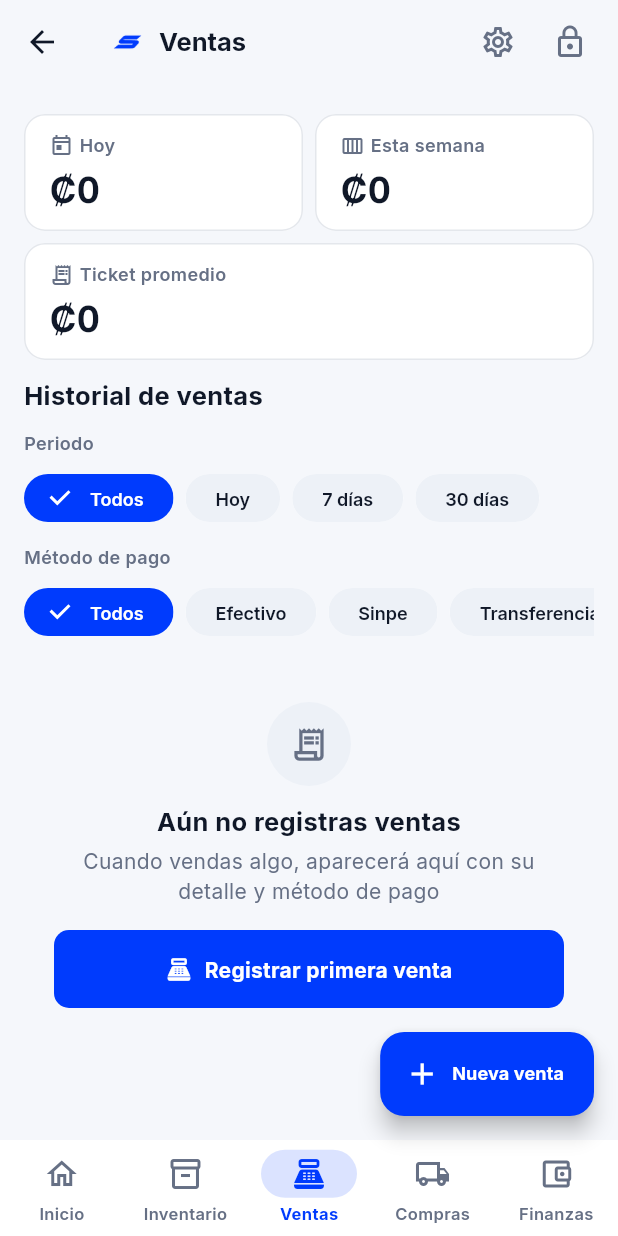
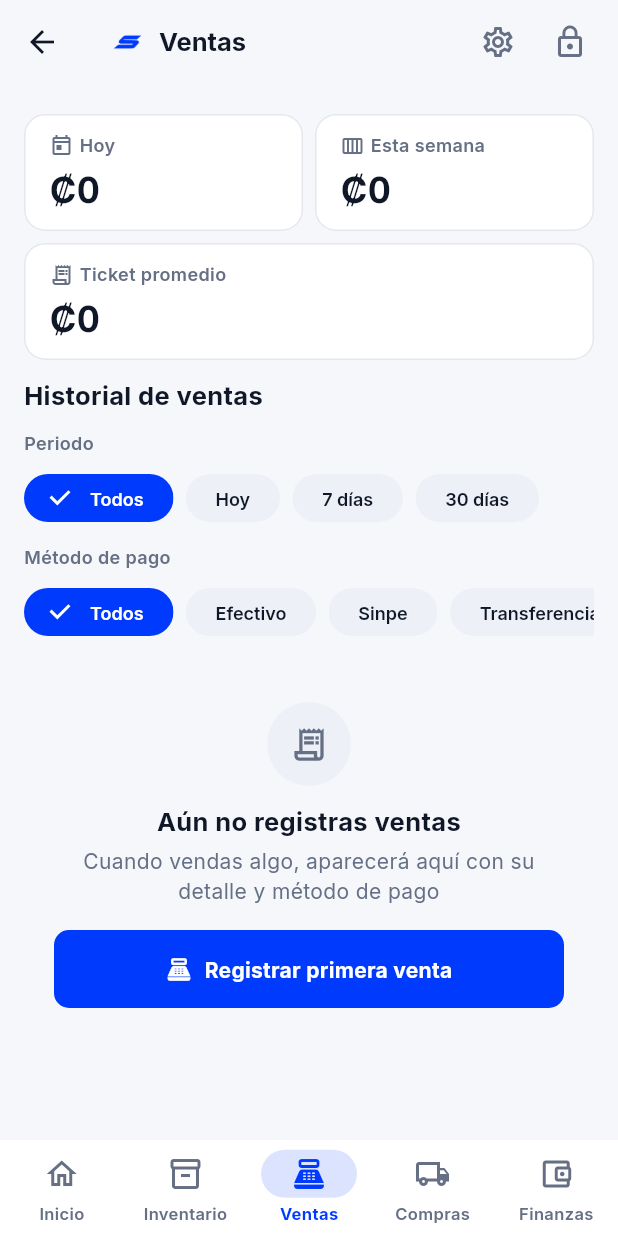
Before and after one commit to KevinRiveraRamirez/spicyApp, a Flutter app: the SpicyAppShell screen opened directly with empty values, after a tap on "Nueva venta", on a phone screen of 412 x 824 dp. Run offline on Flutter 3.47's test engine with Material 3 defaults, Android fonts, the phone set to English and light mode, and no system bars; our stand-ins replace fl_chart, flutter_secure_storage, google_fonts, local_auth, supabase_flutter; accounts and stored records are empty.

Commit message:
Fix: CTA duplicados y overflow de selector de semanas/KPI Finanzas

```diff
--- a/frontend/lib/features/finance/finance_screen.dart
+++ b/frontend/lib/features/finance/finance_screen.dart
@@ -131,28 +131,54 @@ class FinanceScreenState extends State<FinanceScreen> {
     final width = MediaQuery.sizeOf(context).width;
     final isWide = width >= AppSizes.breakpointTablet;
 
-    final metrics = [
-      MetricCard(label: 'Ingresos · 30d', value: Formatters.money(rev), icon: Icons.trending_up_outlined, valueColor: c.success, width: isWide ? null : 150),
-      MetricCard(label: 'Gastos · 30d', value: Formatters.money(exp + purch), icon: Icons.trending_down_outlined, valueColor: c.danger, width: isWide ? null : 150),
-      MetricCard(
-        label: 'Utilidad neta',
-        value: Formatters.money(profit),
-        icon: Icons.account_balance_wallet_outlined,
-        valueColor: profit >= 0 ? c.success : c.danger,
-        width: isWide ? null : 150,
-      ),
-    ];
+    Widget metricCard(String label, String value, IconData icon, Color? valueColor, {double? width}) {
+      return MetricCard(label: label, value: value, icon: icon, valueColor: valueColor, width: width);
+    }
 
+    // Grilla responsive: 3 columnas en tablet/escritorio; en móvil, 2
+    // columnas con "Utilidad neta" a ancho completo en la 2da fila (o 1
+    // columna si la pantalla es muy angosta) — nunca 3 tarjetas de ancho
+    // fijo apretadas en un scroll que corta la última.
     final metricsRow = isWide
-        ? Row(children: [for (int i = 0; i < metrics.length; i++) ...[if (i > 0) const SizedBox(width: AppSpacing.md), Expanded(child: metrics[i])]])
-        : SizedBox(
-            height: 108,
-            child: ListView.separated(
-              scrollDirection: Axis.horizontal,
-              itemCount: metrics.length,
-              separatorBuilder: (_, __) => const SizedBox(width: AppSpacing.sm),
-              itemBuilder: (_, i) => metrics[i],
-            ),
+        ? Row(
+            children: [
+              Expanded(child: metricCard('Ingresos · 30d', Formatters.money(rev), Icons.trending_up_outlined, c.success)),
+              const SizedBox(width: AppSpacing.md),
+              Expanded(child: metricCard('Gastos · 30d', Formatters.money(exp + purch), Icons.trending_down_outlined, c.danger)),
+              const SizedBox(width: AppSpacing.md),
+              Expanded(child: metricCard('Utilidad neta', Formatters.money(profit), Icons.account_balance_wallet_outlined, profit >= 0 ? c.success : c.danger)),
+            ],
+          )
+        : LayoutBuilder(
+            builder: (context, constraints) {
+              if (constraints.maxWidth < 340) {
+                return Column(
+                  children: [
+                    metricCard('Ingresos · 30d', Formatters.money(rev), Icons.trending_up_outlined, c.success, width: constraints.maxWidth),
+                    const SizedBox(height: AppSpacing.sm),
+                    metricCard('Gastos · 30d', Formatters.money(exp + purch), Icons.trending_down_outlined, c.danger, width: constraints.maxWidth),
+                    const SizedBox(height: AppSpacing.sm),
+                    metricCard('Utilidad neta', Formatters.money(profit), Icons.account_balance_wallet_outlined, profit >= 0 ? c.success : c.danger,
+                        width: constraints.maxWidth),
+                  ],
+                );
+              }
+              final halfWidth = (constraints.maxWidth - AppSpacing.sm) / 2;
+              return Column(
+                children: [
+                  Row(
+                    children: [
+                      metricCard('Ingresos · 30d', Formatters.money(rev), Icons.trending_up_outlined, c.success, width: halfWidth),
+                      const SizedBox(width: AppSpacing.sm),
+                      metricCard('Gastos · 30d', Formatters.money(exp + purch), Icons.trending_down_outlined, c.danger, width: halfWidth),
+                    ],
+                  ),
+                  const SizedBox(height: AppSpacing.sm),
+                  metricCard('Utilidad neta', Formatters.money(profit), Icons.account_balance_wallet_outlined, profit >= 0 ? c.success : c.danger,
+                      width: constraints.maxWidth),
+                ],
+              );
+            },
           );
 
     Widget movementsList;
@@ -191,18 +217,25 @@ class FinanceScreenState extends State<FinanceScreen> {
       );
     }
 
+    final hasAnyMovement = app.sales.isNotEmpty || app.purchases.isNotEmpty || app.expenses.isNotEmpty;
+
     return SpicyScreen(
       onRefresh: app.loadAll,
+      // Espacio extra abajo solo si hay movimientos (y por lo tanto FAB
+      // "Registrar gasto" visible) — vacío usa el CTA del EmptyState.
+      extraPadding: hasAnyMovement ? const EdgeInsets.only(bottom: 48) : null,
       children: [
         metricsRow,
         const SizedBox(height: AppSpacing.lg),
         ContentCard(
-          title: 'Ingresos vs. gastos · últimas $_chartWeeks semanas',
-          action: _WeeksToggle(
-            weeks: _chartWeeks,
-            onChanged: (v) => setState(() => _chartWeeks = v),
+          child: Column(
+            crossAxisAlignment: CrossAxisAlignment.start,
+            children: [
+              _ChartHeader(weeks: _chartWeeks, onChanged: (v) => setState(() => _chartWeeks = v)),
+              const SizedBox(height: AppSpacing.md),
+              IncomeExpenseChart(sales: app.sales, expenses: app.expenses, purchases: app.purchases, weeks: _chartWeeks),
+            ],
           ),
-          child: IncomeExpenseChart(sales: app.sales, expenses: app.expenses, purchases: app.purchases, weeks: _chartWeeks),
         ),
         const SizedBox(height: AppSpacing.xl),
         const SectionHeader(
@@ -220,6 +253,55 @@ class FinanceScreenState extends State<FinanceScreen> {
         const SizedBox(height: AppSpacing.md),
         movementsList,
       ],
+    );
+  }
+}
+
+/// Encabezado de la tarjeta del gráfico: título + selector de semanas.
+/// En angosto se apilan (título en su propia línea, selector debajo);
+/// si hay suficiente ancho van en la misma fila. Así el chip nunca sale
+/// de los límites de la tarjeta.
+class _ChartHeader extends StatelessWidget {
+  final int weeks;
+  final ValueChanged<int> onChanged;
+  const _ChartHeader({required this.weeks, required this.onChanged});
+
+  @override
+  Widget build(BuildContext context) {
+    final c = context.colors;
+    return LayoutBuilder(
+      builder: (context, constraints) {
+        final title = Text('Ingresos vs. gastos', style: AppTypography.sectionTitle.copyWith(color: c.textPrimary, fontSize: 15));
+        final subtitle = Text('Últimas $weeks semanas', style: AppTypography.label.copyWith(color: c.textSecondary));
+        final toggle = _WeeksToggle(weeks: weeks, onChanged: onChanged);
+
+        if (constraints.maxWidth >= 420) {
+          return Row(
+            crossAxisAlignment: CrossAxisAlignment.center,
+            children: [
+              Expanded(
+                child: Column(
+                  crossAxisAlignment: CrossAxisAlignment.start,
+                  mainAxisSize: MainAxisSize.min,
+                  children: [title, const SizedBox(height: 2), subtitle],
+                ),
+              ),
+              const SizedBox(width: AppSpacing.sm),
+              toggle,
+            ],
+          );
+        }
+        return Column(
+          crossAxisAlignment: CrossAxisAlignment.start,
+          children: [
+            title,
+            const SizedBox(height: 2),
+            subtitle,
+            const SizedBox(height: AppSpacing.sm),
+            toggle,
+          ],
+        );
+      },
     );
   }
 }
--- a/frontend/lib/features/inventory/inventory_screen.dart
+++ b/frontend/lib/features/inventory/inventory_screen.dart
@@ -103,7 +103,13 @@ class InventoryScreenState extends State<InventoryScreen> {
       );
     }
 
-    return SpicyScreen(onRefresh: app.loadAll, children: [header, body]);
+    return SpicyScreen(
+      onRefresh: app.loadAll,
+      // Espacio extra abajo solo cuando hay piezas (y por lo tanto FAB
+      // "Agregar producto" visible) — vacío usa el CTA del EmptyState.
+      extraPadding: app.products.isNotEmpty ? const EdgeInsets.only(bottom: 48) : null,
+      children: [header, body],
+    );
   }
 
   String _marginLabel(Product p) {
--- a/frontend/lib/features/purchases/purchases_screen.dart
+++ b/frontend/lib/features/purchases/purchases_screen.dart
@@ -222,6 +222,9 @@ class PurchasesScreenState extends State<PurchasesScreen> {
 
     return SpicyScreen(
       onRefresh: app.loadAll,
+      // Espacio extra abajo solo si hay órdenes (y por lo tanto FAB
+      // "Nueva compra" visible) — vacío usa el CTA del EmptyState.
+      extraPadding: allPurchases.isNotEmpty ? const EdgeInsets.only(bottom: 48) : null,
       children: [
         metricsRow,
         const SizedBox(height: AppSpacing.lg),
--- a/frontend/lib/features/sales/sales_screen.dart
+++ b/frontend/lib/features/sales/sales_screen.dart
@@ -137,9 +137,11 @@ class SalesScreenState extends State<SalesScreen> {
 
     return SpicyScreen(
       onRefresh: app.loadAll,
-      // Deja espacio de sobra abajo para que el FAB "Nueva venta" (móvil
-      // y tablet) nunca tape el último elemento del historial.
-      extraPadding: const EdgeInsets.only(bottom: 48),
+      // Solo reserva espacio extra abajo cuando SÍ hay historial (y por
+      // lo tanto SÍ aparece el FAB "Nueva venta"). Si está vacío, el CTA
+      // vive dentro del EmptyState y no hay FAB que tapar — no dejamos
+      // hueco de más.
+      extraPadding: app.sales.isNotEmpty ? const EdgeInsets.only(bottom: 48) : null,
       children: [
         metricsRow,
         const SizedBox(height: AppSpacing.md),
--- a/frontend/lib/features/shell/root_shell.dart
+++ b/frontend/lib/features/shell/root_shell.dart
@@ -68,6 +68,20 @@ class _SpicyAppShellState extends State<SpicyAppShell> {
         _ => null,
       };
 
+  // Cuando una sección está vacía, su EmptyState ya trae el botón de
+  // acción en contexto ("Registrar primera venta", etc.) — mostrar
+  // TAMBIÉN el FAB (o el botón del encabezado en escritorio) sería una
+  // acción duplicada en pantalla. Punto único de verdad para esa
+  // decisión, usado tanto por el FAB móvil/tablet como por el botón del
+  // encabezado en escritorio.
+  bool _showActionForCurrentState(AppState app) => switch (_index) {
+        1 => app.products.isNotEmpty,
+        2 => app.sales.isNotEmpty,
+        3 => app.purchases.isNotEmpty,
+        4 => app.sales.isNotEmpty || app.purchases.isNotEmpty || app.expenses.isNotEmpty,
+        _ => false,
+      };
+
   void _onFabPressed() {
     switch (_index) {
       case 1:
@@ -109,6 +123,9 @@ class _SpicyAppShellState extends State<SpicyAppShell> {
     final isDesktop = width >= AppSizes.breakpointDesktop;
     final isTablet = width >= AppSizes.breakpointTablet;
     final fab = _fabSpec;
+    // Nunca dos controles para la misma acción: si la sección está
+    // vacía, el CTA ya vive dentro del EmptyState.
+    final showAction = fab != null && _showActionForCurrentState(app);
 
     final topBarActions = [
       IconButton(
@@ -136,7 +153,7 @@ class _SpicyAppShellState extends State<SpicyAppShell> {
             : IndexedStack(index: _index, children: screens);
 
     Widget floatingAction() {
-      if (fab == null) return const SizedBox.shrink();
+      if (!showAction || fab == null) return const SizedBox.shrink();
       return FloatingActionButton.extended(
         onPressed: _onFabPressed,
         backgroundColor: c.brandPrimary,
@@ -184,7 +201,7 @@ class _SpicyAppShellState extends State<SpicyAppShell> {
       // dentro de la columna de contenido, a la derecha del sidebar, y
       // ahí mismo va el botón de acción principal (ya no un FAB flotando
       // lejos del contenido en monitores grandes).
-      final headerButton = fab == null
+      final headerButton = !showAction || fab == null
           ? null
           : PrimaryButton(label: fab.label, icon: fab.icon, onPressed: _onFabPressed);
       return Scaffold(
```
